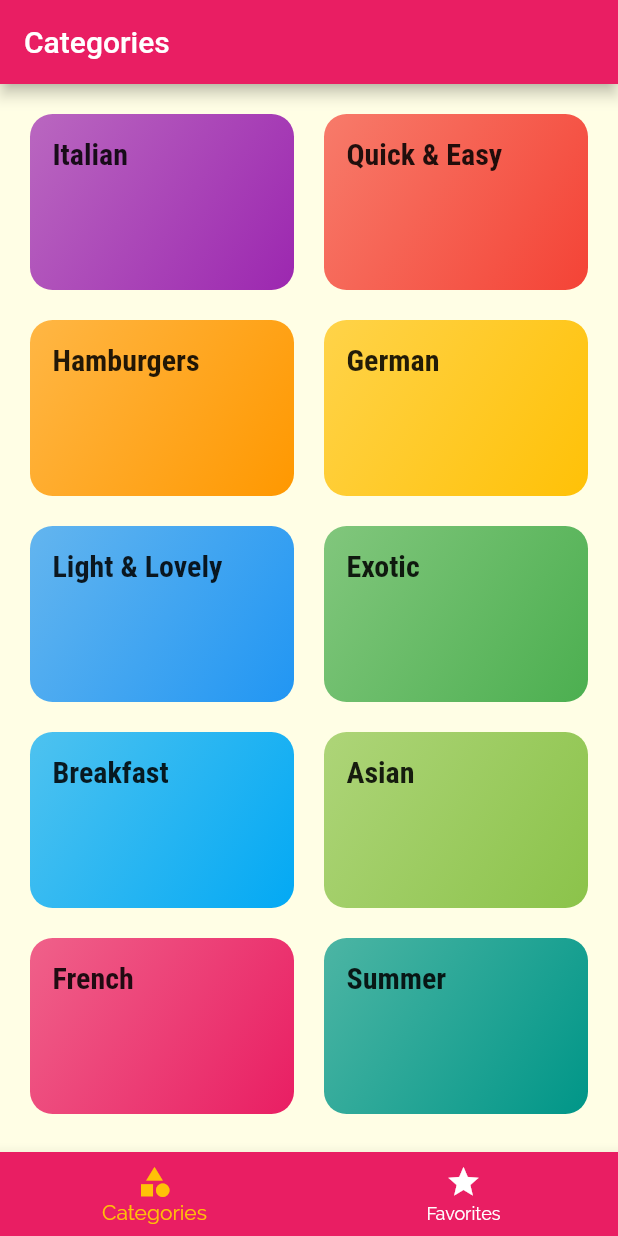
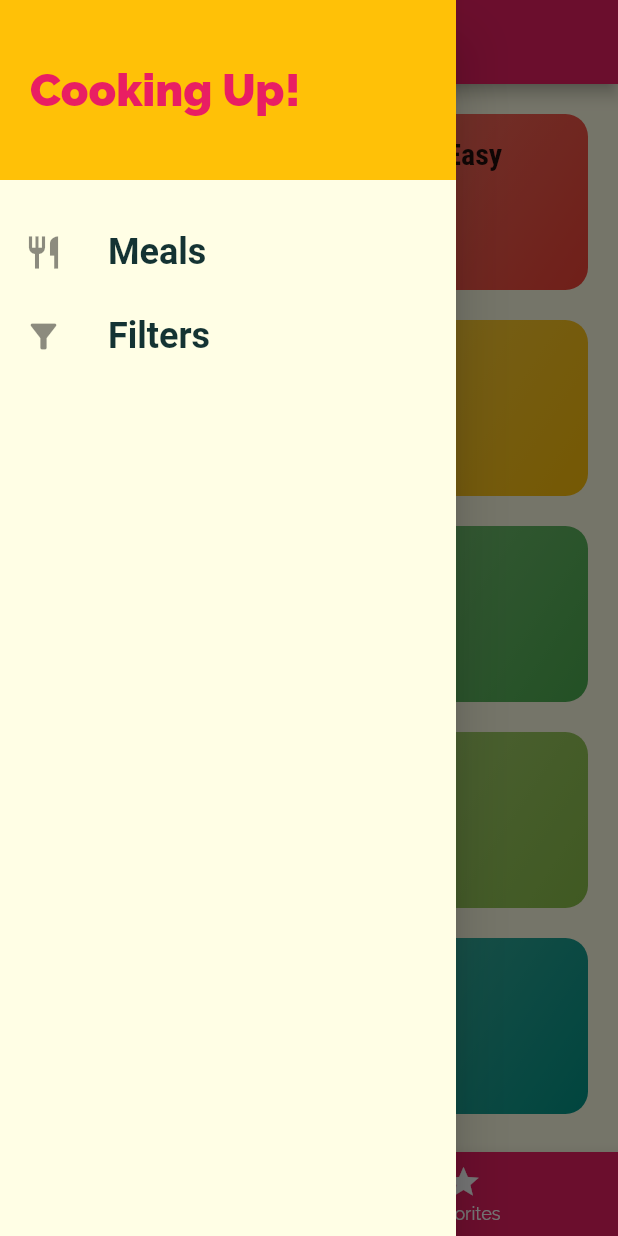
Before and after one commit to Industrylaud/meals_app, a Flutter app: the screen it shows after launch, with the side drawer open (before the commit the screen has no drawer), on a phone screen of 412 x 824 dp. Run offline on Flutter 3.47's test engine with Material 2 defaults, Android fonts, the phone set to English and light mode, and no system bars; Roboto replaces fonts that are missing (RobotoCondensed).

Commit message:
Add drawer

```diff
--- a/lib/main.dart
+++ b/lib/main.dart
@@ -1,6 +1,7 @@
 import 'package:flutter/material.dart';
 import 'screens/categories_screen.dart';
 import 'screens/category_meals_screen.dart';
+import 'screens/filters_screen.dart';
 import 'screens/meal_detail_screen.dart';
 import 'screens/tabs_screen.dart';
 
@@ -36,6 +37,7 @@ class MyApp extends StatelessWidget {
         '/': (ctx) => TabsScreen(),
         CategoryMealsScreen.routeName: (ctx) => CategoryMealsScreen(),
         MealDetailScreen.routeName: (ctx) => MealDetailScreen(),
+        FiltersScreen.routeName: (ctx) => FiltersScreen(),
       },
       onUnknownRoute: (settings) {
         return MaterialPageRoute(builder: (ctx) => CategoriesScreen());
--- /dev/null
+++ b/lib/screens/filters_screen.dart
@@ -0,0 +1,12 @@
+import 'package:flutter/material.dart';
+
+class FiltersScreen extends StatelessWidget {
+  static const routeName = '/filters';
+
+  @override
+  Widget build(BuildContext context) {
+    return Center(
+      child: Text('Filters!'),
+    );
+  }
+}
--- a/lib/screens/tabs_screen.dart
+++ b/lib/screens/tabs_screen.dart
@@ -1,5 +1,6 @@
 import 'package:flutter/material.dart';
 
+import '../widgets/main_drawer.dart';
 import 'categories_screen.dart';
 import 'favorites_screen.dart';
 
@@ -30,6 +31,7 @@ class _TabsScreenState extends State<TabsScreen> {
       appBar: AppBar(
         title: Text(_pages[_selectedPageIndex]['title']),
       ),
+      drawer: MainDrawer(),
       body: _pages[_selectedPageIndex]['page'],
       bottomNavigationBar: BottomNavigationBar(
         backgroundColor: Theme.of(context).primaryColor,
--- /dev/null
+++ b/lib/widgets/main_drawer.dart
@@ -0,0 +1,61 @@
+import 'package:flutter/material.dart';
+
+class MainDrawer extends StatelessWidget {
+  Widget buildListTile(String title, IconData icon, Function tapHandler) {
+    return ListTile(
+      leading: Icon(
+        icon,
+        size: 26,
+      ),
+      title: Text(
+        title,
+        style: TextStyle(
+          fontFamily: 'RobotoCondensed',
+          fontSize: 24,
+          fontWeight: FontWeight.bold,
+        ),
+      ),
+      onTap: tapHandler,
+    );
+  }
+
+  @override
+  Widget build(BuildContext context) {
+    return Drawer(
+      child: Column(
+        children: [
+          Container(
+            height: 120,
+            width: double.infinity,
+            padding: EdgeInsets.all(20),
+            alignment: Alignment.centerLeft,
+            color: Theme.of(context).accentColor,
+            child: Text(
+              'Cooking Up!',
+              style: TextStyle(
+                fontWeight: FontWeight.w900,
+                fontSize: 30,
+                color: Theme.of(context).primaryColor,
+              ),
+            ),
+          ),
+          SizedBox(height: 20),
+          buildListTile(
+            'Meals',
+            Icons.restaurant,
+            () {
+              Navigator.of(context).pushNamed('/');
+            },
+          ),
+          buildListTile(
+            'Filters',
+            Icons.filter_alt,
+            () {
+              Navigator.of(context).pushNamed('/filters');
+            },
+          ),
+        ],
+      ),
+    );
+  }
+}
```
